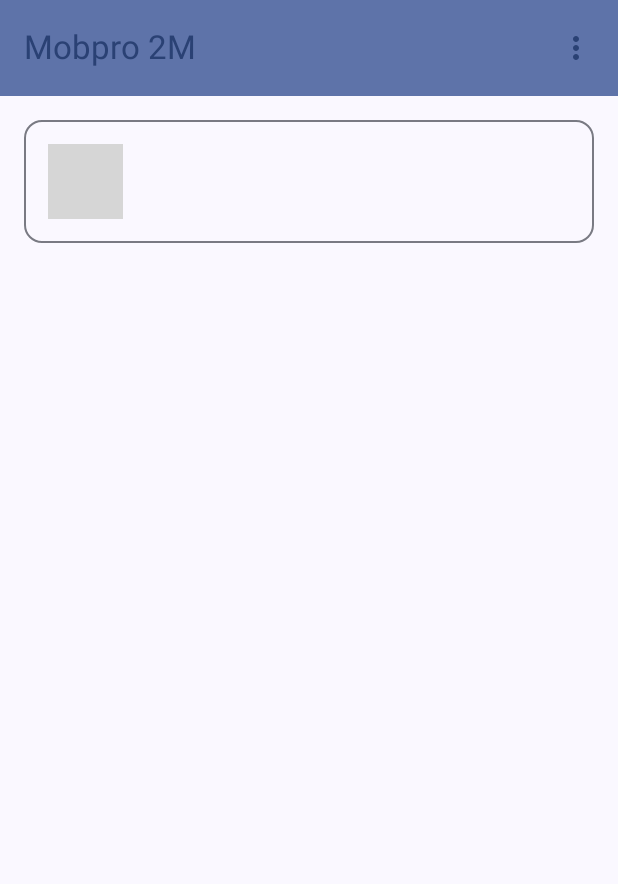
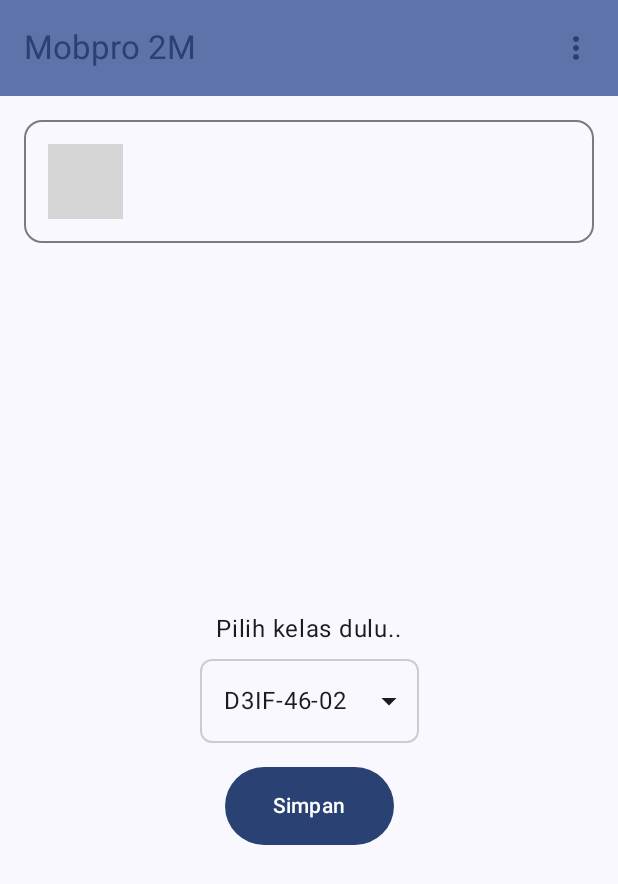
Before and after one commit to febrinomahardiva/mobile-programming-compose-2, an Android app built with Jetpack Compose: the composable MahasiswaApp shown on its own in the app's theme, on a phone screen of 412 x 824 dp. Shown: the top 884 px of the screen. Run offline under Robolectric (Android 15) with nearby library versions, the phone set to English and light mode, and no system bars; our stand-ins replace Firebase (no records; nobody signed in at launch, a user with empty details on screens opened directly); libraries missing offline, so code that uses them is left out: com.firebase.ui; grey boxes are pictures that could not be loaded.

Commit message:
3.1.Membuat dropdown kelas mahasiswa

```diff
--- a/mahasiswa/src/main/java/org/febrinomahardiva/mobpro2m/ui/screen/main/MainScreen.kt
+++ b/mahasiswa/src/main/java/org/febrinomahardiva/mobpro2m/ui/screen/main/MainScreen.kt
@@ -1,11 +1,41 @@
 package org.febrinomahardiva.mobpro2m.ui.screen.main
 
+import android.util.Log
+import androidx.compose.foundation.BorderStroke
+import androidx.compose.foundation.border
+import androidx.compose.foundation.clickable
+import androidx.compose.foundation.layout.Arrangement
+import androidx.compose.foundation.layout.Box
 import androidx.compose.foundation.layout.Column
+import androidx.compose.foundation.layout.PaddingValues
+import androidx.compose.foundation.layout.Row
+import androidx.compose.foundation.layout.fillMaxSize
 import androidx.compose.foundation.layout.padding
+import androidx.compose.foundation.layout.width
+import androidx.compose.foundation.shape.RoundedCornerShape
+import androidx.compose.material.icons.Icons
+import androidx.compose.material.icons.filled.ArrowDropDown
+import androidx.compose.material3.Button
+import androidx.compose.material3.DropdownMenu
+import androidx.compose.material3.DropdownMenuItem
+import androidx.compose.material3.Icon
 import androidx.compose.material3.Scaffold
+import androidx.compose.material3.Text
 import androidx.compose.runtime.Composable
+import androidx.compose.runtime.getValue
+import androidx.compose.runtime.mutableStateOf
+import androidx.compose.runtime.remember
+import androidx.compose.runtime.setValue
+import androidx.compose.ui.Alignment
 import androidx.compose.ui.Modifier
+import androidx.compose.ui.geometry.Size
+import androidx.compose.ui.graphics.Color
+import androidx.compose.ui.layout.onGloballyPositioned
+import androidx.compose.ui.platform.LocalDensity
+import androidx.compose.ui.res.stringResource
 import androidx.compose.ui.unit.dp
+import androidx.compose.ui.unit.toSize
+import androidx.lifecycle.viewmodel.compose.viewModel
 import com.google.firebase.auth.FirebaseUser
 import org.febrinomahardiva.mobpro2m.R
 import org.febrinomahardiva.mobpro2s.ui.AppBarWithLogout
@@ -15,6 +45,8 @@ import org.febrinomahardiva.mobpro2s.ui.UserProfileCard
 fun MainScreen(
     user: FirebaseUser
 ) {
+    val viewModel: MainViewModel = viewModel()
+
     Scaffold(
         topBar = { AppBarWithLogout(R.string.app_name) }
     ) { innerPadding ->
@@ -24,6 +56,87 @@ fun MainScreen(
                 .padding(16.dp)
         ) {
             UserProfileCard(user)
+
+            PilihKelas(viewModel.dataKelas) {
+                Log.d("MainScreen", "Item terpilih: $it")
+            }
         }
     }
 }
+
+@Composable
+fun PilihKelas(
+    data: List<String>,
+    onConfirmation: (Int) -> Unit
+) {
+    var selectedItem by remember { mutableStateOf(0) }
+
+    Column(
+        modifier = Modifier.fillMaxSize(),
+        horizontalAlignment = Alignment.CenterHorizontally,
+        verticalArrangement = Arrangement.Center
+    ) {
+        Text(
+            text = stringResource(R.string.pilih_kelas),
+            modifier = Modifier.padding(bottom = 8.dp)
+        )
+        DropDownKelas(data, selectedItem) {
+            selectedItem = it
+        }
+        Button(
+            onClick = { onConfirmation(selectedItem) },
+            contentPadding = PaddingValues(horizontal = 32.dp, vertical = 16.dp),
+            modifier = Modifier.padding(top = 16.dp)
+        ) {
+            Text(text = stringResource(R.string.simpan))
+        }
+    }
+}
+
+@Composable
+fun DropDownKelas(
+    data: List<String>,
+    selectedItem: Int,
+    onItemClick: (Int) -> Unit
+) {
+    var dropdownSize by remember { mutableStateOf(Size.Zero)}
+    var isExpanded by remember { mutableStateOf(false) }
+    Box {
+        Row (
+            verticalAlignment = Alignment.CenterVertically,
+            modifier = Modifier
+                .onGloballyPositioned { dropdownSize = it.size.toSize() }
+                .border(
+                    border = BorderStroke(1.dp, Color.LightGray),
+                    shape = RoundedCornerShape(8.dp)
+                )
+                .clickable { isExpanded = true }
+        ) {
+            Text(
+                text = data[selectedItem],
+                modifier = Modifier.padding(16.dp)
+            )
+            Icon(
+                imageVector = Icons.Filled.ArrowDropDown,
+                contentDescription = null,
+                modifier = Modifier.padding(end = 8.dp)
+            )
+        }
+        DropdownMenu(
+            expanded = isExpanded,
+            onDismissRequest = { isExpanded = false },
+            modifier = Modifier.width(with(LocalDensity.current) { dropdownSize.width.toDp() }
+            )
+        ) {
+            data.forEachIndexed { index, label ->
+                DropdownMenuItem(
+                    text = { Text(text = label) },
+                    onClick = {
+                        isExpanded = false
+                        onItemClick(index)
+                    }
+                )
+            }
+        }
+    }
+}
--- /dev/null
+++ b/mahasiswa/src/main/java/org/febrinomahardiva/mobpro2m/ui/screen/main/MainViewModel.kt
@@ -0,0 +1,11 @@
+package org.febrinomahardiva.mobpro2m.ui.screen.main
+
+import androidx.lifecycle.ViewModel
+
+class MainViewModel : ViewModel() {
+
+    val dataKelas = listOf(
+        "D3IF-46-02",
+        "D3IF-46-03",
+    )
+}
--- a/mahasiswa/src/main/res/values/strings.xml
+++ b/mahasiswa/src/main/res/values/strings.xml
@@ -1,3 +1,5 @@
 <resources>
     <string name="app_name">Mobpro 2M</string>
+    <string name="pilih_kelas">Pilih kelas dulu..</string>
+    <string name="simpan">Simpan</string>
 </resources>
```
